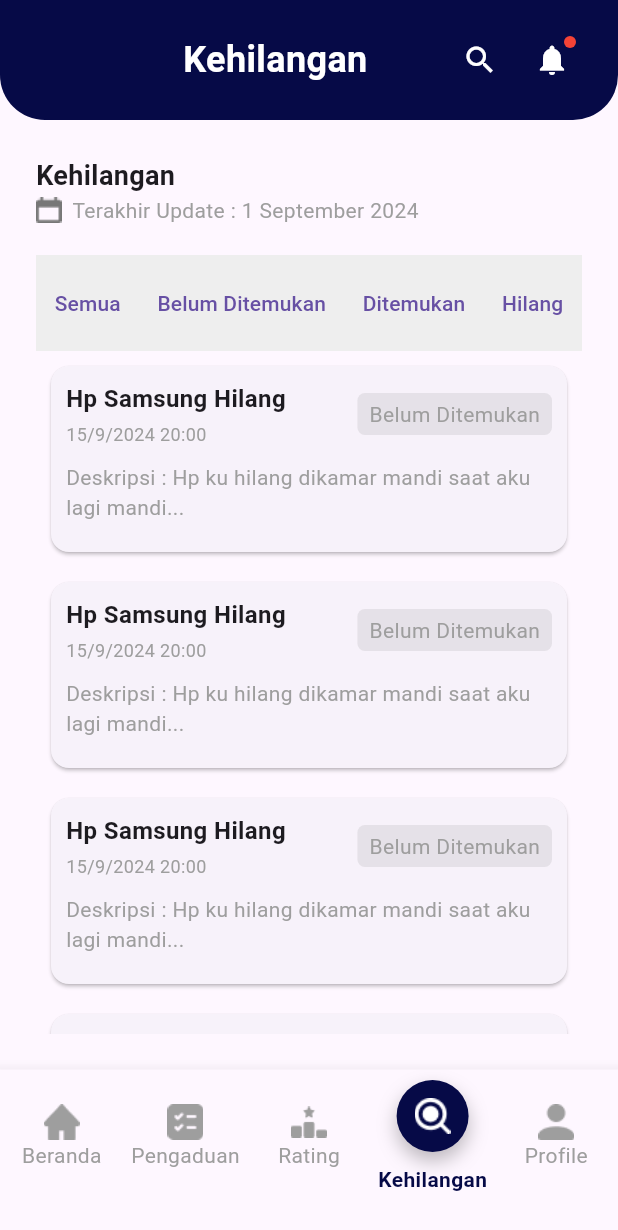
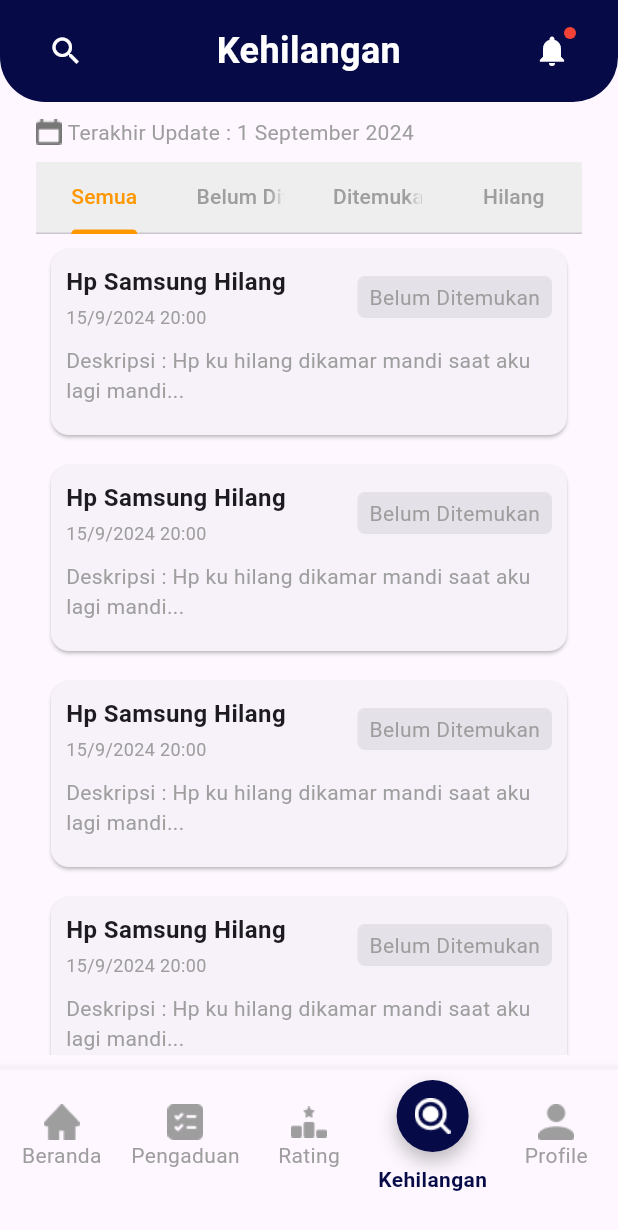
Before and after one commit to davinalifianda123/Wicara_Admin_Mobile, a Flutter app: the screen it shows after launch, item 4 of the bottom bar chosen, on a phone screen of 412 x 824 dp. Shown: the top 1230 px of the screen. Run offline on Flutter 3.47's test engine with Material 3 defaults, Android fonts, the light colour scheme and no system bars.

Commit message:
update navbar atas dan status

```diff
--- a/lib/main.dart
+++ b/lib/main.dart
@@ -155,6 +155,7 @@ class PengaduanScreen extends StatelessWidget {
     return Scaffold(
       body: Column(
         children: [
+          // Ini adalah navbar atas
           Container(
             decoration: const BoxDecoration(
               color: Color(0xFF060A47),
@@ -163,17 +164,11 @@ class PengaduanScreen extends StatelessWidget {
                 bottomRight: Radius.circular(30),
               ),
             ),
-            padding: const EdgeInsets.symmetric(horizontal: 20, vertical: 16),
+            padding: const EdgeInsets.symmetric(horizontal: 20, vertical: 10), // Kurangi padding vertikal untuk mengurangi tinggi
             child: SafeArea(
               child: Row(
-                mainAxisAlignment: MainAxisAlignment.spaceBetween,
-                children: [
-                  // Spacer to center the text
-                  const Spacer(flex: 2,),
-                  const Text('Pengaduan', style: TextStyle( color: Colors.white, fontSize: 24, fontWeight: FontWeight.bold, ),),
-                  const Spacer(), // Another spacer to keep text centered
-                  Row(
-                    children: [
+                children: [
+                  // Icon Search di sebelah kiri
                   IconButton(
                     icon: const Icon(
                       Icons.search,
@@ -183,6 +178,19 @@ class PengaduanScreen extends StatelessWidget {
                       // Implement search functionality here
                     },
                   ),
+                  // Expanded untuk menempatkan teks di tengah
+                  const Expanded(
+                    child: Text(
+                      'Pengaduan',
+                      textAlign: TextAlign.center, // Pastikan teks berada di tengah
+                      style: TextStyle(
+                        color: Colors.white,
+                        fontSize: 24,
+                        fontWeight: FontWeight.bold,
+                      ),
+                    ),
+                  ),
+                  // Icon Notification di sebelah kanan
                   Stack(
                     children: [
                       IconButton(
@@ -217,29 +225,23 @@ class PengaduanScreen extends StatelessWidget {
                   ),
                 ],
               ),
-                ],
-              ),
-            ),
-          ),
+            ),
+          ),
+          // Mengurangi padding untuk lebih mendekatkan konten dengan navbar atas
           Expanded(
             child: Padding(
-              padding: const EdgeInsets.all(24.0),
+              padding: const EdgeInsets.symmetric(horizontal: 24.0, vertical: 10.0),
               child: Column(
                 crossAxisAlignment: CrossAxisAlignment.start,
                 children: [
-                  const Text(
-                    'Pengaduan',
-                    style: TextStyle(
-                        fontSize: 18, fontWeight: FontWeight.bold),
-                  ),
                   Row(
                     children: [
                       Image.asset(
                         'images/Kalender.png',
                       ),
-                        const SizedBox(height: 4),
+                      const SizedBox(width: 4),
                       const Text(
-                        '  Terakhir Update : 1 September 2024',
+                        'Terakhir Update : 1 September 2024',
                         style: TextStyle(
                           fontSize: 14,
                           color: Colors.grey,
@@ -247,7 +249,7 @@ class PengaduanScreen extends StatelessWidget {
                       ),
                     ],
                   ),
-                  const SizedBox(height: 20), // Menambahkan jarak sebelum TabBarContainer
+                  const SizedBox(height: 10), // Menambahkan sedikit jarak sebelum TabBarContainer
                   const TabBarContainerPengaduan(),
                   Expanded(
                     child: ListView.builder(
@@ -269,30 +271,39 @@ class PengaduanScreen extends StatelessWidget {
 
 class TabBarContainerPengaduan extends StatelessWidget {
   const TabBarContainerPengaduan({super.key});
+
   @override
   Widget build(BuildContext context) {
-    return Container(
+    return DefaultTabController(
+      length: 4, // Jumlah tab
+      child: Column(
+        children: [
+          Container(
             color: Colors.grey[200],
-      padding: const EdgeInsets.symmetric(vertical: 8.0),
-      child: Row(
-        mainAxisAlignment: MainAxisAlignment.spaceEvenly,
-        children: [
-          TextButton(
-            onPressed: () {},
-            child: const Text('Semua'),
-          ),
-          TextButton(
-            onPressed: () {},
-            child: const Text('Diajukan'),
-          ),
-          TextButton(
-            onPressed: () {},
-            child: const Text('Diproses'),
-          ),
-          TextButton(
-            onPressed: () {},
-            child: const Text('Selesai'),
-          ),
+            child: const TabBar(
+              labelColor: Colors.orange, // Warna teks saat dipilih
+              unselectedLabelColor: Colors.grey, // Warna teks saat tidak dipilih
+              indicatorColor: Colors.orange, // Warna garis bawah saat dipilih
+              indicatorWeight: 2.0, // Ketebalan garis bawah
+              tabs: [
+                Tab(text: 'Semua'),
+                Tab(text: 'Diajukan'),
+                Tab(text: 'Diproses'),
+                Tab(text: 'Selesai'),
+              ],
+            ),
+          ),
+          // Content bisa diisi jika ingin memiliki konten berdasarkan tab
+          // Expanded(
+          //   child: TabBarView(
+          //     children: [
+          //       Container(), // Konten untuk "Semua"
+          //       Container(), // Konten untuk "Diajukan"
+          //       Container(), // Konten untuk "Diproses"
+          //       Container(), // Konten untuk "Selesai"
+          //     ],
+          //   ),
+          // ),
         ],
       ),
     );
@@ -564,7 +575,7 @@ class RatingScreen extends StatelessWidget {
     return Scaffold(
       body: Column(
         children: [
-          // Custom header
+          // Ini adalah navbar atas
           Container(
             decoration: const BoxDecoration(
               color: Color(0xFF060A47),
@@ -573,17 +584,11 @@ class RatingScreen extends StatelessWidget {
                 bottomRight: Radius.circular(30),
               ),
             ),
-            padding: const EdgeInsets.symmetric(horizontal: 20, vertical: 16),
+            padding: const EdgeInsets.symmetric(horizontal: 20, vertical: 10), // Kurangi padding vertikal untuk mengurangi tinggi
             child: SafeArea(
               child: Row(
-                mainAxisAlignment: MainAxisAlignment.spaceBetween,
-                children: [
-                  // Spacer to center the text
-                  const Spacer(flex: 2,),
-                  const Text('Rating', style: TextStyle( color: Colors.white, fontSize: 24, fontWeight: FontWeight.bold, ),),
-                  const Spacer(), // Another spacer to keep text centered
-                  Row(
-                    children: [
+                children: [
+                  // Icon Search di sebelah kiri
                   IconButton(
                     icon: const Icon(
                       Icons.search,
@@ -593,6 +598,19 @@ class RatingScreen extends StatelessWidget {
                       // Implement search functionality here
                     },
                   ),
+                  // Expanded untuk menempatkan teks di tengah
+                  const Expanded(
+                    child: Text(
+                      'Rating',
+                      textAlign: TextAlign.center, // Pastikan teks berada di tengah
+                      style: TextStyle(
+                        color: Colors.white,
+                        fontSize: 24,
+                        fontWeight: FontWeight.bold,
+                      ),
+                    ),
+                  ),
+                  // Icon Notification di sebelah kanan
                   Stack(
                     children: [
                       IconButton(
@@ -627,30 +645,23 @@ class RatingScreen extends StatelessWidget {
                   ),
                 ],
               ),
-                ],
-              ),
-            ),
-          ),
-          // Body content
+            ),
+          ),
+          // Mengurangi padding untuk lebih mendekatkan konten dengan navbar atas
           Expanded(
             child: Padding(
-              padding: const EdgeInsets.all(24.0),
+              padding: const EdgeInsets.symmetric(horizontal: 24.0, vertical: 10.0),
               child: Column(
                 crossAxisAlignment: CrossAxisAlignment.start,
                 children: [
+                  Row(
+                    children: [
+                      Image.asset(
+                        'images/Kalender.png',
+                      ),
+                      const SizedBox(width: 4),
                       const Text(
-                    'Rating Unit Layanan',
-                    style: TextStyle(
-                        fontSize: 18, fontWeight: FontWeight.bold),
-                  ),
-                  Row(
-                    children: [
-                      Image.asset(
-                        '../images/Kalender.png',
-                        ),
-                        const SizedBox(height: 4),
-                        const Text(
-                        '  Terakhir Update : 1 September 2024',
+                        'Terakhir Update : 1 September 2024',
                         style: TextStyle(
                           fontSize: 14,
                           color: Colors.grey,
@@ -658,7 +669,7 @@ class RatingScreen extends StatelessWidget {
                       ),
                     ],
                   ),
-                  const SizedBox(height: 10),
+                  const SizedBox(height: 10), // Menambahkan sedikit jarak sebelum TabBarContainer
                   Expanded(
                     child: ListView.builder(
                       itemCount: services.length,
@@ -1538,6 +1549,7 @@ class KehilanganScreen extends StatelessWidget {
     return Scaffold(
       body: Column(
         children: [
+          // Ini adalah navbar atas
           Container(
             decoration: const BoxDecoration(
               color: Color(0xFF060A47),
@@ -1546,17 +1558,11 @@ class KehilanganScreen extends StatelessWidget {
                 bottomRight: Radius.circular(30),
               ),
             ),
-            padding: const EdgeInsets.symmetric(horizontal: 20, vertical: 16),
+            padding: const EdgeInsets.symmetric(horizontal: 20, vertical: 10), // Kurangi padding vertikal untuk mengurangi tinggi
             child: SafeArea(
               child: Row(
-                mainAxisAlignment: MainAxisAlignment.spaceBetween,
-                children: [
-                  // Spacer to center the text
-                  const Spacer(flex: 2,),
-                  const Text('Kehilangan', style: TextStyle( color: Colors.white, fontSize: 24, fontWeight: FontWeight.bold, ),),
-                  const Spacer(), // Another spacer to keep text centered
-                  Row(
-                    children: [
+                children: [
+                  // Icon Search di sebelah kiri
                   IconButton(
                     icon: const Icon(
                       Icons.search,
@@ -1566,6 +1572,19 @@ class KehilanganScreen extends StatelessWidget {
                       // Implement search functionality here
                     },
                   ),
+                  // Expanded untuk menempatkan teks di tengah
+                  const Expanded(
+                    child: Text(
+                      'Kehilangan',
+                      textAlign: TextAlign.center, // Pastikan teks berada di tengah
+                      style: TextStyle(
+                        color: Colors.white,
+                        fontSize: 24,
+                        fontWeight: FontWeight.bold,
+                      ),
+                    ),
+                  ),
+                  // Icon Notification di sebelah kanan
                   Stack(
                     children: [
                       IconButton(
@@ -1600,29 +1619,23 @@ class KehilanganScreen extends StatelessWidget {
                   ),
                 ],
               ),
-                ],
-              ),
-            ),
-          ),
+            ),
+          ),
+          // Mengurangi padding untuk lebih mendekatkan konten dengan navbar atas
           Expanded(
             child: Padding(
-              padding: const EdgeInsets.all(24.0),
+              padding: const EdgeInsets.symmetric(horizontal: 24.0, vertical: 10.0),
               child: Column(
                 crossAxisAlignment: CrossAxisAlignment.start,
                 children: [
-                  const Text(
-                    'Kehilangan',
-                    style: TextStyle(
-                        fontSize: 18, fontWeight: FontWeight.bold),
-                  ),
                   Row(
                     children: [
                       Image.asset(
                         'images/Kalender.png',
                       ),
-                        const SizedBox(height: 4),
+                      const SizedBox(width: 4),
                       const Text(
-                        '  Terakhir Update : 1 September 2024',
+                        'Terakhir Update : 1 September 2024',
                         style: TextStyle(
                           fontSize: 14,
                           color: Colors.grey,
@@ -1630,7 +1643,7 @@ class KehilanganScreen extends StatelessWidget {
                       ),
                     ],
                   ),
-                  const SizedBox(height: 20), // Menambahkan jarak sebelum TabBarContainer
+                  const SizedBox(height: 10), // Menambahkan sedikit jarak sebelum TabBarContainer
                   const TabBarContainerKehilangan(),
                   Expanded(
                     child: ListView.builder(
@@ -1652,30 +1665,39 @@ class KehilanganScreen extends StatelessWidget {
 
 class TabBarContainerKehilangan extends StatelessWidget {
   const TabBarContainerKehilangan({super.key});
+
   @override
   Widget build(BuildContext context) {
-    return Container(
+    return DefaultTabController(
+      length: 4, // Jumlah tab
+      child: Column(
+        children: [
+          Container(
             color: Colors.grey[200],
-      padding: const EdgeInsets.symmetric(vertical: 8.0),
-      child: Row(
-        mainAxisAlignment: MainAxisAlignment.spaceEvenly,
-        children: [
-          TextButton(
-            onPressed: () {},
-            child: const Text('Semua'),
-          ),
-          TextButton(
-            onPressed: () {},
-            child: const Text('Belum Ditemukan'),
-          ),
-          TextButton(
-            onPressed: () {},
-            child: const Text('Ditemukan'),
-          ),
-          TextButton(
-            onPressed: () {},
-            child: const Text('Hilang'),
-          ),
+            child: const TabBar(
+              labelColor: Colors.orange, // Warna teks saat dipilih
+              unselectedLabelColor: Colors.grey, // Warna teks saat tidak dipilih
+              indicatorColor: Colors.orange, // Warna garis bawah saat dipilih
+              indicatorWeight: 2.0, // Ketebalan garis bawah
+              tabs: [
+                Tab(text: 'Semua'),
+                Tab(text: 'Belum Ditemukan'),
+                Tab(text: 'Ditemukan'),
+                Tab(text: 'Hilang'),
+              ],
+            ),
+          ),
+          // Content bisa diisi jika ingin memiliki konten berdasarkan tab
+          // Expanded(
+          //   child: TabBarView(
+          //     children: [
+          //       Container(), // Konten untuk "Semua"
+          //       Container(), // Konten untuk "Belum Ditemukan"
+          //       Container(), // Konten untuk "Ditemukan"
+          //       Container(), // Konten untuk "Hilang"
+          //     ],
+          //   ),
+          // ),
         ],
       ),
     );
```
Lines whose indentation alone changed are shown as unchanged.
